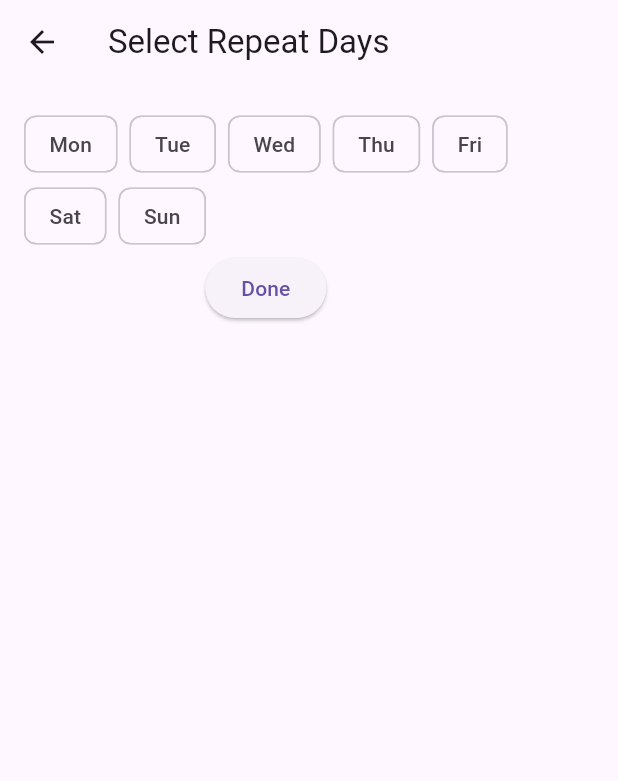
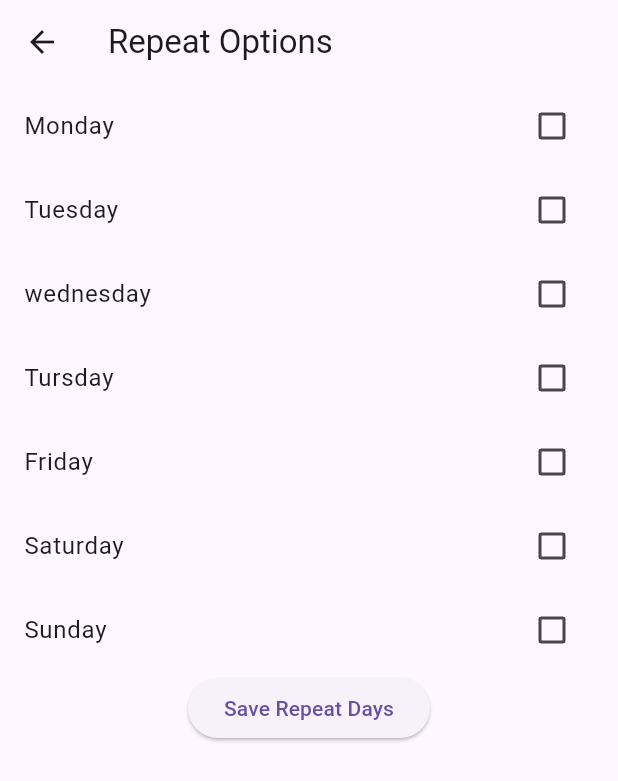
Before and after one commit to MemonaSultan/Calculator-Screen-Shot, a Flutter app: the RepeatOptionPage screen opened directly with empty values, on a phone screen of 412 x 824 dp. Shown: the top 781 px of the screen. Run offline on Flutter 3.47's test engine with Material 3 defaults, Android fonts, the phone set to English and light mode, and no system bars; our stand-ins replace csv, flutter_local_notifications, share_plus, sqflite; accounts and stored records are empty.

Commit message:
REPEAT TASK

```diff
--- a/MIDPROJECT/Task/lib/main.dart
+++ b/MIDPROJECT/Task/lib/main.dart
@@ -1,8 +1,4 @@
 import 'package:flutter/material.dart';
-
-void main() {
-  runApp(TaskManagementApp());
-}
 
 // Task model for managing task details
 class Task {
@@ -28,8 +24,9 @@ class Task {
 // TodayTaskPage with Add Task functionality and Delete Task
 class TodayTaskPage extends StatefulWidget {
   final Function(Task) onCompleteTask;
+  final Function(Task) onRepeatTask;
 
-  TodayTaskPage({required this.onCompleteTask});
+  TodayTaskPage({required this.onCompleteTask, required this.onRepeatTask});
 
   @override
   _TodayTaskPageState createState() => _TodayTaskPageState();
@@ -60,6 +57,11 @@ class _TodayTaskPageState extends State<TodayTaskPage> {
         _tasks.add(newTask); // Add task to the list
         _currentTask = newTask; // Set the current task to show in the AppBar
       });
+
+      // If the task is marked as repeated, call onRepeatTask to move it to the RepeatedTasks page
+      if (_isRepeated) {
+        widget.onRepeatTask(newTask); // Move task to repeated tasks
+      }
 
       // Clear the form after saving the task
       _titleController.clear();
@@ -247,69 +249,131 @@ class CompletedTaskPage extends StatelessWidget {
 
 // Define the RepeatedTaskPage
 class RepeatedTaskPage extends StatelessWidget {
+  final List<Task> repeatedTasks;
+
+  RepeatedTaskPage({required this.repeatedTasks});
+
   @override
   Widget build(BuildContext context) {
     return Scaffold(
       appBar: AppBar(
         title: Text('Repeated Tasks'),
       ),
-      body: Center(
-        child: Text('Display repeated tasks here'),
+      body: ListView.builder(
+        itemCount: repeatedTasks.length,
+        itemBuilder: (context, index) {
+          final task = repeatedTasks[index];
+          return ListTile(
+            title: Text(task.title),
+            subtitle: Text("${task.description}\n${task.time.hour}:${task.time.minute}"),
+          );
+        },
       ),
     );
   }
 }
 
 // Define the RepeatOptionPage for selecting repeat days
-class RepeatOptionPage extends StatefulWidget {
+class RepeatOptionPage extends StatelessWidget {
   final Function(List<String>) onDaysSelected;
 
   RepeatOptionPage({required this.onDaysSelected});
 
   @override
-  _RepeatOptionPageState createState() => _RepeatOptionPageState();
+  Widget build(BuildContext context) {
+    List<String> repeatDays = [];
+    return Scaffold(
+      appBar: AppBar(
+        title: Text("Repeat Options"),
+      ),
+      body: Column(
+        children: [
+          CheckboxListTile(
+            title: Text("Monday"),
+            value: repeatDays.contains("Monday"),
+            onChanged: (bool? value) {
+              if (value == true) {
+                repeatDays.add("Monday");
+              } else {
+                repeatDays.remove("Monday");
               }
-
-class _RepeatOptionPageState extends State<RepeatOptionPage> {
-  List<String> _selectedDays = [];
-
-  @override
-  Widget build(BuildContext context) {
-    List<String> days = ['Mon', 'Tue', 'Wed', 'Thu', 'Fri', 'Sat', 'Sun'];
-
-    return Scaffold(
-      appBar: AppBar(title: Text("Select Repeat Days")),
-      body: Padding(
-        padding: const EdgeInsets.all(16.0),
-        child: Column(
-          children: [
-            Wrap(
-              spacing: 8.0,
-              children: days.map((day) {
-                return ChoiceChip(
-                  label: Text(day),
-                  selected: _selectedDays.contains(day),
-                  onSelected: (selected) {
-                    setState(() {
-                      if (selected) {
-                        _selectedDays.add(day);
+            },
+          ),
+          CheckboxListTile(
+            title: Text("Tuesday"),
+            value: repeatDays.contains("Tuesday"),
+            onChanged: (bool? value) {
+              if (value == true) {
+                repeatDays.add("Tuesday");
               } else {
-                        _selectedDays.remove(day);
+                repeatDays.remove("Tuesday");
               }
-                      widget.onDaysSelected(_selectedDays); // Pass the selected days back
-                    });
             },
-                );
-              }).toList(),
           ),
+          CheckboxListTile(
+            title: Text("wednesday"),
+            value: repeatDays.contains("wednesday"),
+            onChanged: (bool? value) {
+              if (value == true) {
+                repeatDays.add("wednesday");
+              } else {
+                repeatDays.remove("wednesday");
+              }
+            },
+          ),
+          CheckboxListTile(
+            title: Text("Tursday"),
+            value: repeatDays.contains("Tursday"),
+            onChanged: (bool? value) {
+              if (value == true) {
+                repeatDays.add("Thursday");
+              } else {
+                repeatDays.remove("Thursday");
+              }
+            },
+          ),
+          CheckboxListTile(
+            title: Text("Friday"),
+            value: repeatDays.contains("Friday"),
+            onChanged: (bool? value) {
+              if (value == true) {
+                repeatDays.add("Friday");
+              } else {
+                repeatDays.remove("Friday");
+              }
+            },
+          ),
+          CheckboxListTile(
+            title: Text("Saturday"),
+            value: repeatDays.contains("Saturday"),
+            onChanged: (bool? value) {
+              if (value == true) {
+                repeatDays.add("Saturday");
+              } else {
+                repeatDays.remove("Saturday");
+              }
+            },
+          ),
+          CheckboxListTile(
+            title: Text("Sunday"),
+            value: repeatDays.contains("Sunday"),
+            onChanged: (bool? value) {
+              if (value == true) {
+                repeatDays.add("Sunday");
+              } else {
+                repeatDays.remove("Sunday");
+              }
+            },
+          ),
+          // Add more days as needed
           ElevatedButton(
             onPressed: () {
-                Navigator.pop(context);
+              onDaysSelected(repeatDays);
+              Navigator.pop(context); // Go back after selecting days
             },
-              child: Text("Done"),
+            child: Text("Save Repeat Days"),
           ),
         ],
-        ),
       ),
     );
   }
@@ -322,12 +386,21 @@ class TaskManagementApp extends StatefulWidget {
 }
 
 class _TaskManagementAppState extends State<TaskManagementApp> {
+  List<Task> _todayTasks = [];
+  List<Task> _completedTasks = [];
+  List<Task> _repeatedTasks = [];
   int _currentIndex = 0;
-  List<Task> _completedTasks = [];
 
-  void _addToCompletedTasks(Task task) {
+  void _onCompleteTask(Task task) {
     setState(() {
-      _completedTasks.add(task); // Add task to completed list
+      task.isCompleted = true;
+      _completedTasks.add(task);
+    });
+  }
+
+  void _onRepeatTask(Task task) {
+    setState(() {
+      _repeatedTasks.add(task);
     });
   }
 
@@ -336,13 +409,13 @@ class _TaskManagementAppState extends State<TaskManagementApp> {
     return MaterialApp(
       home: Scaffold(
         appBar: AppBar(
-          title: Text('Task Management'),
+          title: Text('Task Management App'),
         ),
         body: _currentIndex == 0
-            ? TodayTaskPage(onCompleteTask: _addToCompletedTasks)
+            ? TodayTaskPage(onCompleteTask: _onCompleteTask, onRepeatTask: _onRepeatTask)
             : _currentIndex == 1
             ? CompletedTaskPage(completedTasks: _completedTasks)
-            : RepeatedTaskPage(),
+            : RepeatedTaskPage(repeatedTasks: _repeatedTasks),
         bottomNavigationBar: BottomNavigationBar(
           currentIndex: _currentIndex,
           onTap: (index) {
@@ -351,21 +424,16 @@ class _TaskManagementAppState extends State<TaskManagementApp> {
             });
           },
           items: [
-            BottomNavigationBarItem(
-              icon: Icon(Icons.today),
-              label: 'Today',
-            ),
-            BottomNavigationBarItem(
-              icon: Icon(Icons.check_circle),
-              label: 'Completed',
-            ),
-            BottomNavigationBarItem(
-              icon: Icon(Icons.repeat),
-              label: 'Repeat Task', // Icon for Repeat Task
-            ),
+            BottomNavigationBarItem(icon: Icon(Icons.today), label: "Today"),
+            BottomNavigationBarItem(icon: Icon(Icons.check_circle), label: "Completed"),
+            BottomNavigationBarItem(icon: Icon(Icons.repeat), label: "Repeated"),
           ],
         ),
       ),
     );
   }
 }
+
+void main() {
+  runApp(TaskManagementApp());
+}
```
Lines whose indentation alone changed are shown as unchanged.
